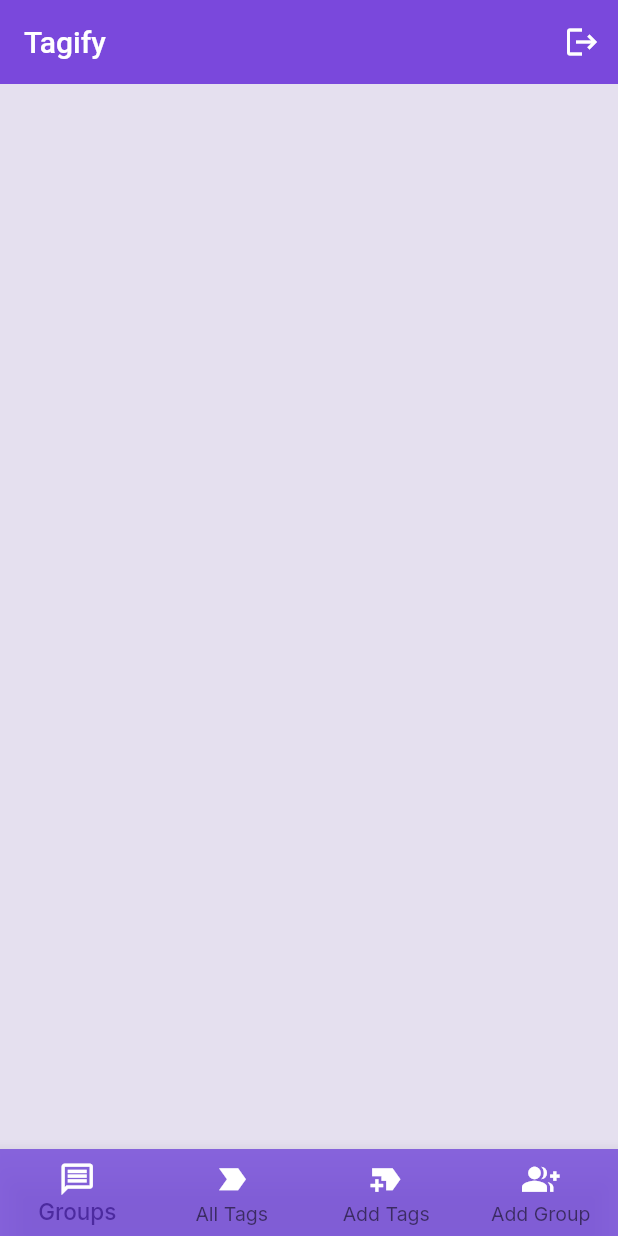
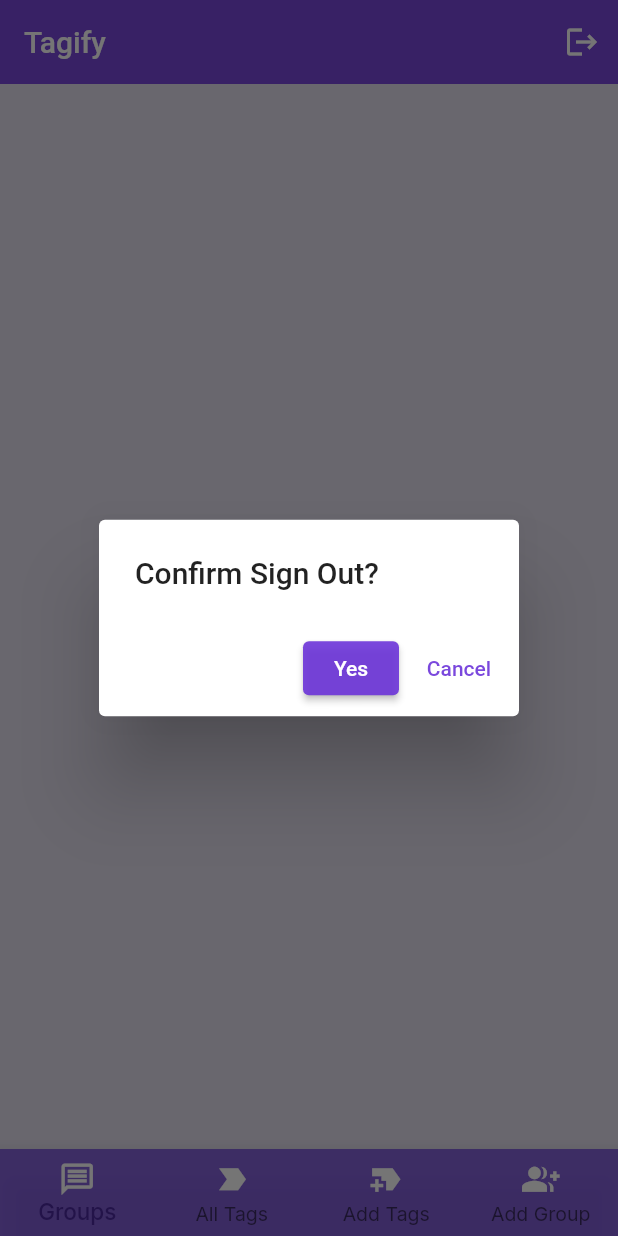
Before and after one commit to letsintegreat/Tagify, a Flutter app: the screen it shows once a user with an empty profile is signed in, after a tap on the "logout" icon, on a phone screen of 412 x 824 dp. Run offline on Flutter 3.47's test engine with Material 2 defaults, Android fonts, the phone set to English and light mode, and no system bars; our stand-ins replace cloud_firestore, firebase_auth, firebase_core, flutter_secure_storage, flutter_spinkit, flutter_svg and 2 more; missing offline and left inert: aad_oauth; accounts and stored records are empty; generated files the repository leaves out were written again.

```diff
--- a/lib/screens/tabs_screen.dart
+++ b/lib/screens/tabs_screen.dart
@@ -6,7 +6,6 @@ import 'package:hackathon_project/screens/all_tags_screen.dart';
 import 'package:hackathon_project/screens/new_group_screen.dart';
 import 'package:hackathon_project/screens/new_tag_screen.dart';
 import '../screens/homescreen.dart';
-
 
 class TabsScreen extends StatefulWidget {
   // AadOAuth oauth;
@@ -40,9 +39,31 @@ class _TabsScreenState extends State<TabsScreen> {
           Builder(builder: (context) {
             return IconButton(
                 onPressed: () async {
-                  GoogleSignIn googleSignIn = GoogleSignIn();
-                  await googleSignIn.disconnect();
-                  await FirebaseAuth.instance.signOut();
+                  showDialog(
+                      context: context,
+                      builder: (_) {
+                        return AlertDialog(
+                          title: Text("Confirm Sign Out?"),
+                          actions: [
+                            ElevatedButton(
+                              onPressed: () async{
+                                GoogleSignIn googleSignIn = GoogleSignIn();
+                                await googleSignIn.disconnect();
+                                await FirebaseAuth.instance.signOut();
+                              },
+                              style:ElevatedButton.styleFrom(backgroundColor: Color.fromRGBO(108, 52, 217, 0.9)),
+                              child: Text("Yes"),
+                            ),
+                            TextButton(
+                              onPressed: () {
+                                Navigator.of(context).pop();
+                              },
+                              style: TextButton.styleFrom(foregroundColor: Color.fromRGBO(108, 52, 217, 0.9)),
+                              child: Text("Cancel"),
+                            )
+                          ],
+                        );
+                      });
                 },
                 icon: Icon(Icons.logout));
           }),
```
